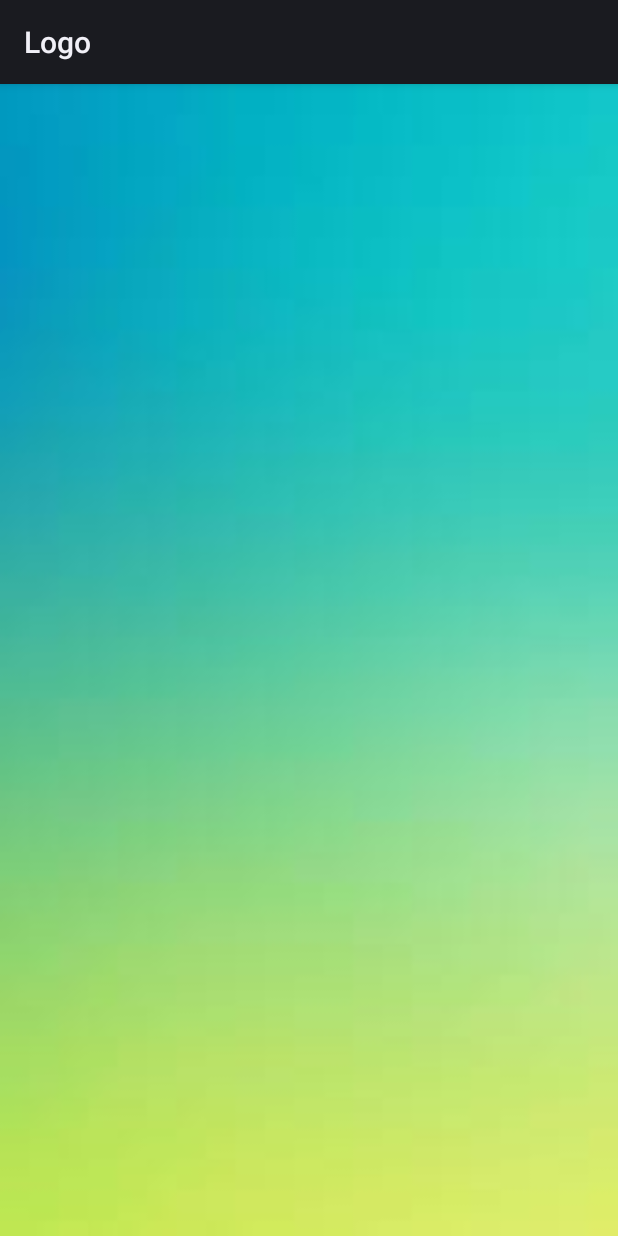
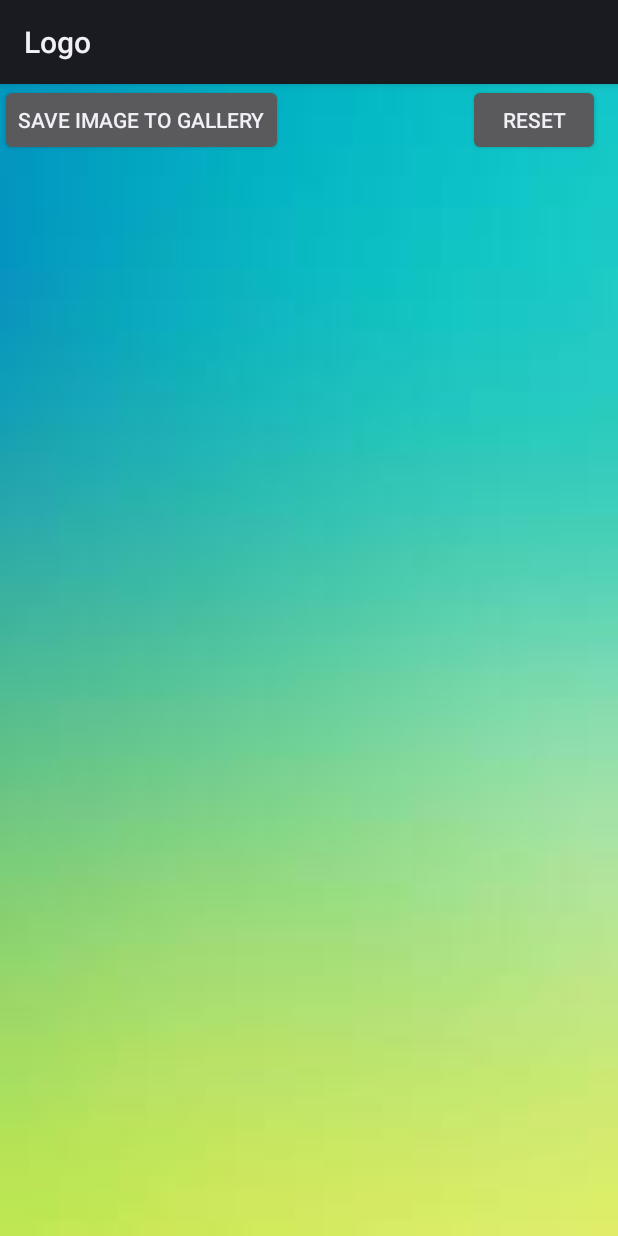
Before and after one commit to ericpostolache/caricatur, an Android app: the screen it shows after launch (ImageWorkActivity), on a phone screen of 412 x 824 dp. Run offline under Robolectric (Android 15) with nearby library versions, the phone set to English and light mode, and no system bars; libraries missing offline, so code that uses them is left out: com.google.android.gms, com.zomato.photofilters; 5 statements that could not run were skipped.

Commit message:
Am adaugat butoane de save si de reset. Mai trebuie stilizate.

```diff
--- a/app/src/main/java/com/example/caricatur/ImageWorkActivity.java
+++ b/app/src/main/java/com/example/caricatur/ImageWorkActivity.java
@@ -1,8 +1,8 @@
 package com.example.caricatur;
 
 import android.app.Activity;
-import android.app.Application;
-import android.content.res.AssetManager;
+
+import android.content.Intent;
 import android.graphics.Bitmap;
 import android.graphics.BitmapFactory;
 import android.graphics.Canvas;
@@ -12,17 +12,17 @@ import android.graphics.Path;
 import android.graphics.PointF;
 import android.graphics.RectF;
 import android.graphics.drawable.BitmapDrawable;
-import android.media.Image;
 import android.os.Bundle;
-import android.util.AttributeSet;
+import android.os.CountDownTimer;
+import android.provider.MediaStore;
 import android.util.Log;
 import android.util.SparseArray;
+import android.view.View;
+import android.widget.Button;
 import android.widget.ImageView;
-import android.widget.LinearLayout;
+import android.widget.TextView;
 import android.widget.Toast;
-
 import androidx.annotation.Nullable;
-import androidx.appcompat.app.AlertDialog;
 
 import com.google.android.gms.vision.Frame;
 import com.google.android.gms.vision.face.Contour;
@@ -32,13 +32,13 @@ import com.google.android.gms.vision.face.Landmark;
 import com.zomato.photofilters.FilterPack;
 import com.zomato.photofilters.imageprocessors.Filter;
 
-import java.io.Console;
 import java.io.File;
 import java.io.FileInputStream;
 import java.io.FileNotFoundException;
 import java.util.ArrayList;
 import java.util.List;
-import java.util.Random;
+
+import static android.provider.AlarmClock.EXTRA_MESSAGE;
 
 public class ImageWorkActivity extends Activity {
 
@@ -62,6 +62,7 @@ public class ImageWorkActivity extends Activity {
     List<Filter> filters;
     List<ImageView> filterList = new ArrayList<>();
     Bitmap originalImageBitmap;
+
 
     @Override
     protected void onCreate(@Nullable Bundle savedInstanceState) {
@@ -109,6 +110,56 @@ public class ImageWorkActivity extends Activity {
             }
         }
 
+        final Button save = (Button) findViewById(R.id.save);
+        final Button reset = (Button) findViewById(R.id.reset);
+        final TextView tv_saved = (TextView) findViewById(R.id.tv_saved);
+
+        save.setOnClickListener(new View.OnClickListener() {
+            @Override
+            public void onClick(View v) {
+                // Get the image from drawable resource as drawable object
+                Bitmap bitmap = ((BitmapDrawable) imageView.getDrawable()).getBitmap();
+
+                // Save image to gallery
+                MediaStore.Images.Media.insertImage(
+                        getContentResolver(),
+                        bitmap,
+                        "Bird",
+                        "Image of bird"
+                );
+
+                tv_saved.setText("Image saved to gallery.\n");
+
+                CountDownTimer timer = new CountDownTimer(1500, 500) {
+
+                    @Override
+                    public void onTick(long millisUntilFinished) {
+                    }
+
+                    @Override
+                    public void onFinish() {
+                        tv_saved.setVisibility(View.INVISIBLE);
+
+                        goToMainActivity();
+                    }
+                }.start();
+            }
+        });
+
+        reset.setOnClickListener(new View.OnClickListener() {
+            @Override
+            public void onClick(View v) {
+                // Get the image from drawable resource as drawable object
+                imageView.setImageBitmap(originalImageBitmap);
+            }
+        });
+    }
+
+    public void goToMainActivity() {
+        Intent intent = new Intent(this, MainActivity.class);
+
+        intent.putExtra(EXTRA_MESSAGE, "Main Activity");
+        startActivity(intent);
     }
 
     private Bitmap applyRandomFilterOnImage(int i) {
--- a/app/src/main/res/layout/image_work_activity.xml
+++ b/app/src/main/res/layout/image_work_activity.xml
@@ -76,4 +76,64 @@
 
         </LinearLayout>
     </HorizontalScrollView>
+
+<!--    <Button-->
+<!--        android:id="@+id/button_save"-->
+<!--        android:layout_width="100dp"-->
+<!--        android:layout_height="50dp"-->
+<!--        android:onClick="saveImageToDeviceStorage"-->
+<!--        android:text="Save"-->
+<!--        android:background="@drawable/button1"-->
+<!--        android:clickable="true"-->
+<!--        android:paddingTop="2dp"-->
+<!--        android:paddingBottom="5dp"-->
+<!--        android:textSize="20dp"-->
+<!--        android:paddingLeft="5dp"-->
+<!--        android:paddingRight="5dp"-->
+<!--        android:layout_marginBottom="10dp"-->
+<!--        android:layout_gravity="center_horizontal"/>-->
+
+<!--    <Button-->
+<!--        android:id="@+id/button_reset"-->
+<!--        android:layout_width="100dp"-->
+<!--        android:layout_height="50dp"-->
+<!--        android:layout_gravity="center_horizontal"-->
+<!--        android:layout_marginBottom="10dp"-->
+<!--        android:background="@drawable/button1"-->
+<!--        android:clickable="true"-->
+<!--        android:onClick="takePicture"-->
+<!--        android:paddingLeft="5dp"-->
+<!--        android:paddingTop="2dp"-->
+<!--        android:paddingRight="5dp"-->
+<!--        android:paddingBottom="5dp"-->
+<!--        android:text="Reset"-->
+<!--        android:textSize="20dp" />-->
+
+    <Button
+        android:id="@+id/save"
+        android:layout_width="wrap_content"
+        android:layout_height="wrap_content"
+        android:text="Save Image To Gallery"
+        />
+
+    <Button
+        android:id="@+id/reset"
+        android:layout_width="wrap_content"
+        android:layout_height="wrap_content"
+        android:layout_alignRight="@id/save"
+        android:layout_marginLeft="20dp"
+        android:layout_marginRight="-211dp"
+        android:text="Reset" />
+
+    <TextView
+        android:id="@+id/tv_saved"
+        android:layout_width="wrap_content"
+        android:layout_height="wrap_content"
+        android:layout_below="@id/save"
+        android:layout_alignLeft="@id/save"
+        android:layout_marginLeft="143dp"
+        android:layout_marginTop="288dp"
+        android:background="#FFFFFF"
+        android:textColor="#000000" />
+
 </RelativeLayout>
```
